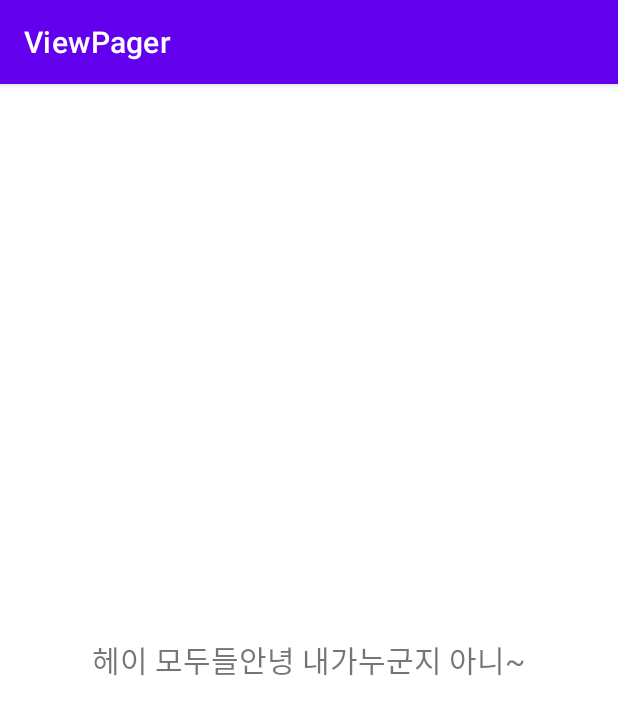
After one commit to jeonjihye/ViewPager, an Android app: the fragment HelloFragment shown on its own in the app's theme, on a phone screen of 412 x 824 dp. The commit adds this screen. Shown: the top 715 px of the screen. Run offline under Robolectric (Android 15) with nearby library versions, the phone set to English and light mode, and no system bars.

Commit message:
뷰페이저용 어댑터 클래스 제장

```diff
--- /dev/null
+++ b/app/src/main/java/com/asianaidt/viewpager/Fragments/HelloFragment.kt
@@ -0,0 +1,31 @@
+package com.asianaidt.viewpager.Fragments
+
+import android.os.Bundle
+import android.view.LayoutInflater
+import android.view.View
+import android.view.ViewGroup
+import android.widget.Toast
+import androidx.fragment.app.Fragment
+import com.asianaidt.viewpager.R
+
+
+class HelloFragment : Fragment() {
+
+    override fun onCreateView(
+        inflater: LayoutInflater,
+        container: ViewGroup?,
+        savedInstanceState: Bundle?
+    ): View? {
+        return inflater.inflate(R.layout.fragment_hello,container,false)
+
+
+    }
+
+    override fun onActivityCreated(savedInstanceState: Bundle?) {
+        super.onActivityCreated(savedInstanceState)
+
+
+
+    }
+
+}
--- a/app/src/main/res/layout/activity_main.xml
+++ b/app/src/main/res/layout/activity_main.xml
@@ -7,5 +7,11 @@
     tools:context=".MainActivity"
     android:orientation="vertical">
 
+    <androidx.viewpager.widget.ViewPager
+        android:id="@+id/mainViewPager"
+        android:layout_width="match_parent"
+        android:layout_height="match_parent"/>
+
+
 
 </LinearLayout>
--- /dev/null
+++ b/app/src/main/res/layout/fragment_hello.xml
@@ -0,0 +1,14 @@
+<?xml version="1.0" encoding="utf-8"?>
+<LinearLayout xmlns:android="http://schemas.android.com/apk/res/android"
+    android:layout_width="match_parent"
+    android:layout_height="match_parent"
+    android:orientation="vertical"
+    android:gravity="center">
+
+    <TextView
+        android:layout_width="wrap_content"
+        android:layout_height="wrap_content"
+        android:text="헤이 모두들안녕 내가누군지 아니~"
+        android:textSize="20sp"/>
+
+</LinearLayout>
```
Also changed, not shown: app/src/main/java/com/asianaidt/viewpager/Adapters/MainViewPagerAdapter.kt (added, +27 -0 lines), app/src/main/java/com/asianaidt/viewpager/Fragments/NameFragment.kt (added, +30 -0 lines), app/src/main/java/com/asianaidt/viewpager/Fragments/PhoneNumFragment.kt (added, +31 -0 lines), app/src/main/res/layout/fragment_name.xml (added, +14 -0 lines), app/src/main/res/layout/fragment_phone_num.xml (added, +14 -0 lines).
